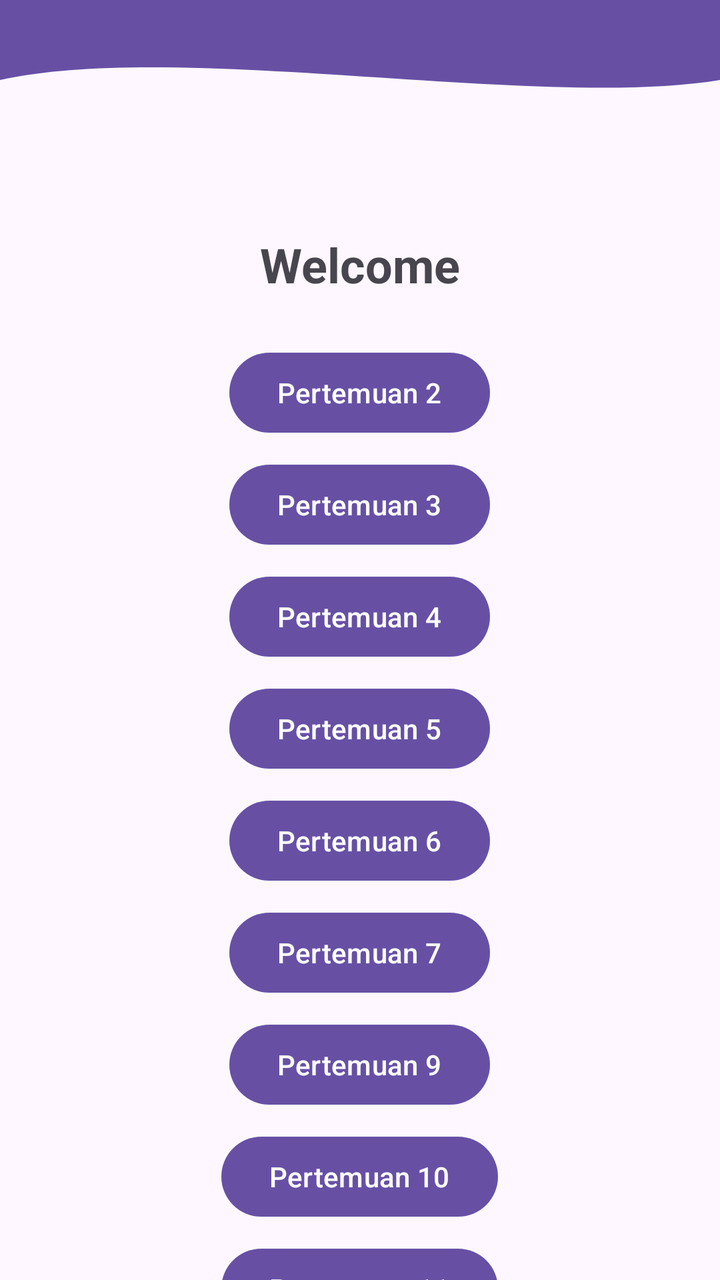
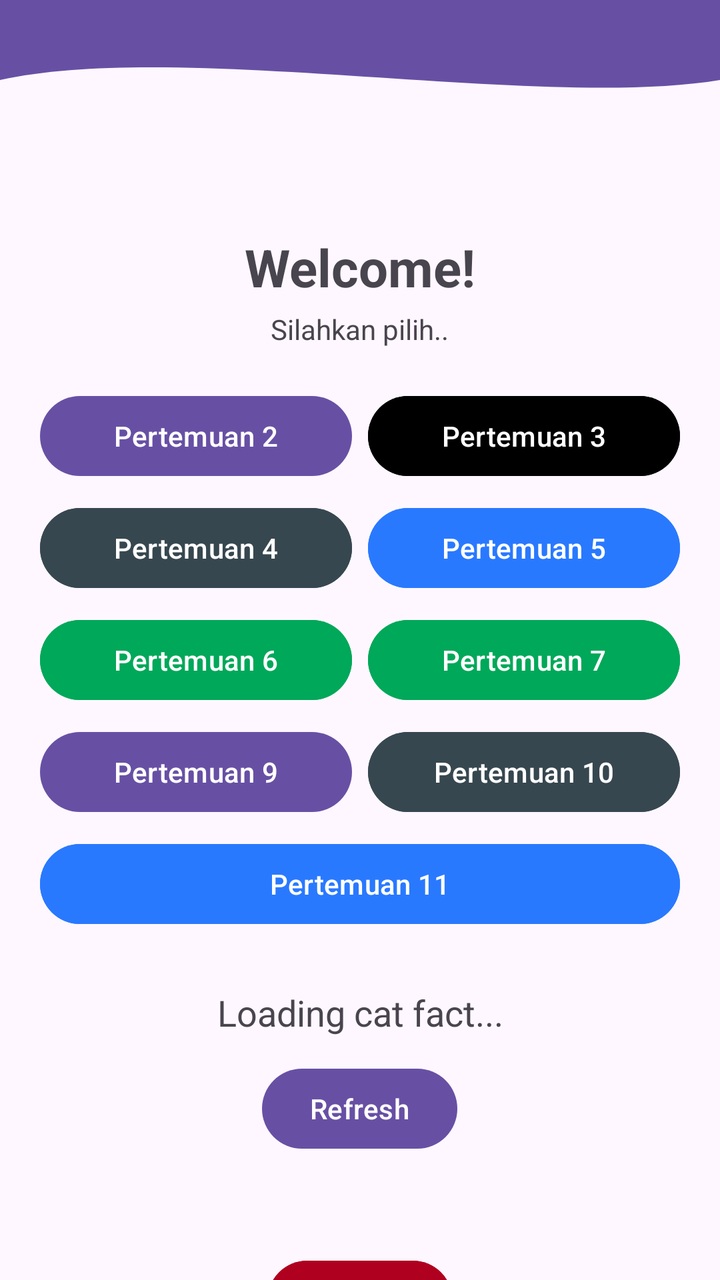

An Android layout rendered at two revisions. The XML below is the earlier revision; the diff shows what the commit changed to produce the second picture.
<!-- AndroidManifest.xml: application theme Theme.Rizky3TIB -->
<!-- res/layout/fragment_home.xml -->
<?xml version="1.0" encoding="utf-8"?>
<androidx.constraintlayout.widget.ConstraintLayout xmlns:android="http://schemas.android.com/apk/res/android"
    xmlns:app="http://schemas.android.com/apk/res-auto"
    xmlns:tools="http://schemas.android.com/tools"
    android:layout_width="match_parent"
    android:layout_height="match_parent"
    tools:context=".Home.FragmentHome"
    tools:ignore="HardcodedText">

    
    <View
        android:id="@+id/background_header"
        android:layout_width="0dp"
        android:layout_height="100dp"
        android:background="@drawable/bg_header_wave"
        app:layout_constraintEnd_toEndOf="parent"
        app:layout_constraintStart_toStartOf="parent"
        app:layout_constraintTop_toTopOf="parent" />

    
    <androidx.appcompat.widget.Toolbar
        android:id="@+id/toolbar"
        android:layout_width="0dp"
        android:layout_height="?attr/actionBarSize"
        android:background="@android:color/transparent"
        app:layout_constraintEnd_toEndOf="parent"
        app:layout_constraintStart_toStartOf="parent"
        app:layout_constraintTop_toTopOf="parent"
        app:titleTextColor="@android:color/white" />

    <TextView
        android:id="@+id/textView2"
        android:layout_width="wrap_content"
        android:layout_height="wrap_content"
        android:layout_marginTop="16dp"
        android:text="Welcome"
        android:textSize="24sp"
        android:textStyle="bold"
        app:layout_constraintEnd_toEndOf="parent"
        app:layout_constraintStart_toStartOf="parent"
        app:layout_constraintTop_toBottomOf="@+id/background_header" />

    <androidx.core.widget.NestedScrollView
        android:layout_width="0dp"
        android:layout_height="0dp"
        android:layout_marginTop="8dp"
        app:layout_constraintBottom_toBottomOf="parent"
        app:layout_constraintEnd_toEndOf="parent"
        app:layout_constraintStart_toStartOf="parent"
        app:layout_constraintTop_toBottomOf="@+id/textView2">

        
        <LinearLayout
            android:layout_width="match_parent"
            android:layout_height="wrap_content"
            android:gravity="center_horizontal"
            android:orientation="vertical"
            android:padding="16dp">

            <Button
                android:id="@+id/btnToSecond"
                android:layout_width="wrap_content"
                android:layout_height="wrap_content"
                android:text="Pertemuan 2" />

            <Button
                android:id="@+id/btnToThird"
                android:layout_width="wrap_content"
                android:layout_height="wrap_content"
                android:layout_marginTop="8dp"
                android:text="Pertemuan 3" />

            <Button
                android:id="@+id/btnToFourth"
                android:layout_width="wrap_content"
                android:layout_height="wrap_content"
                android:layout_marginTop="8dp"
                android:text="Pertemuan 4" />

            <Button
                android:id="@+id/btnToFifth"
                android:layout_width="wrap_content"
                android:layout_height="wrap_content"
                android:layout_marginTop="8dp"
                android:text="Pertemuan 5" />

            <Button
                android:id="@+id/btnToSixth"
                android:layout_width="wrap_content"
                android:layout_height="wrap_content"
                android:layout_marginTop="8dp"
                android:text="Pertemuan 6" />

            <Button
                android:id="@+id/btnToSeventh"
                android:layout_width="wrap_content"
                android:layout_height="wrap_content"
                android:layout_marginTop="8dp"
                android:text="Pertemuan 7" />

            <Button
                android:id="@+id/btnToNinth"
                android:layout_width="wrap_content"
                android:layout_height="wrap_content"
                android:layout_marginTop="8dp"
                android:text="Pertemuan 9" />

            <Button
                android:id="@+id/btnToTenth"
                android:layout_width="wrap_content"
                android:layout_height="wrap_content"
                android:layout_marginTop="8dp"
                android:text="Pertemuan 10" />

            <Button
                android:id="@+id/btnToEleven"
                android:layout_width="wrap_content"
                android:layout_height="wrap_content"
                android:layout_marginTop="8dp"
                android:text="Pertemuan 11" />

            <Button
                android:id="@+id/btnLogout"
                android:layout_width="wrap_content"
                android:layout_height="wrap_content"
                android:layout_marginTop="8dp"
                android:backgroundTint="@color/design_default_color_error"
                android:text="Logout" />

        </LinearLayout>
    </androidx.core.widget.NestedScrollView>

</androidx.constraintlayout.widget.ConstraintLayout>
<!-- resources referenced by this layout -->
<resources>
  <!-- drawable bg_header_wave (drawable) -->
  <?xml version="1.0" encoding="utf-8"?>
  <vector xmlns:android="http://schemas.android.com/apk/res/android"
      android:width="100dp"
      android:height="100dp"
      android:viewportWidth="100"
      android:viewportHeight="100">
  
      <path
          android:fillColor="?attr/colorPrimary"
          android:pathData="
              M0,0
              L100,0
              L100,40
              C 75,55
                25,20
                0,40
              Z" />
  </vector>
  <style name="Theme.Rizky3TIB" parent="Base.Theme.Rizky3TIB" />
  <style name="Base.Theme.Rizky3TIB" parent="Theme.Material3.DayNight.NoActionBar">
          
          
      </style>
</resources>

<!-- the commit's change to res/layout/fragment_home.xml (unified diff, before → after) -->
@@ -28,28 +28,14 @@
         app:layout_constraintTop_toTopOf="parent"
         app:titleTextColor="@android:color/white" />
 
-    <TextView
-        android:id="@+id/textView2"
-        android:layout_width="wrap_content"
-        android:layout_height="wrap_content"
-        android:layout_marginTop="16dp"
-        android:text="Welcome"
-        android:textSize="24sp"
-        android:textStyle="bold"
-        app:layout_constraintEnd_toEndOf="parent"
-        app:layout_constraintStart_toStartOf="parent"
-        app:layout_constraintTop_toBottomOf="@+id/background_header" />
-
     <androidx.core.widget.NestedScrollView
         android:layout_width="0dp"
         android:layout_height="0dp"
-        android:layout_marginTop="8dp"
         app:layout_constraintBottom_toBottomOf="parent"
         app:layout_constraintEnd_toEndOf="parent"
         app:layout_constraintStart_toStartOf="parent"
-        app:layout_constraintTop_toBottomOf="@+id/textView2">
+        app:layout_constraintTop_toBottomOf="@+id/background_header">
 
-        
         <LinearLayout
             android:layout_width="match_parent"
             android:layout_height="wrap_content"
@@ -57,73 +43,145 @@
             android:orientation="vertical"
             android:padding="16dp">
 
-            <Button
-                android:id="@+id/btnToSecond"
+            <TextView
+                android:id="@+id/textView2"
                 android:layout_width="wrap_content"
                 android:layout_height="wrap_content"
-                android:text="Pertemuan 2" />
+                android:text="Welcome!"
+                android:textSize="26sp"
+                android:textStyle="bold" />
+
+            <TextView
+                android:id="@+id/tvSubtitle"
+                android:layout_width="wrap_content"
+                android:layout_height="wrap_content"
+                android:layout_marginTop="4dp"
+                android:layout_marginBottom="16dp"
+                android:text="Silahkan pilih.."
+                android:textSize="14sp" />
+
+            
+            <GridLayout
+                android:id="@+id/grid_button"
+                android:layout_width="match_parent"
+                android:layout_height="wrap_content"
+                android:columnCount="2">
+
+                <Button
+                    android:id="@+id/btnToSecond"
+                    android:layout_width="0dp"
+                    android:layout_height="wrap_content"
+                    android:layout_columnWeight="1"
+                    android:layout_margin="4dp"
+                    android:text="Pertemuan 2" />
+
+                <Button
+                    android:id="@+id/btnToThird"
+                    android:layout_width="0dp"
+                    android:layout_height="wrap_content"
+                    android:layout_columnWeight="1"
+                    android:layout_margin="4dp"
+                    android:backgroundTint="#000000"
+                    android:text="Pertemuan 3" />
+
+                <Button
+                    android:id="@+id/btnToFourth"
+                    android:layout_width="0dp"
+                    android:layout_height="wrap_content"
+                    android:layout_columnWeight="1"
+                    android:layout_margin="4dp"
+                    android:backgroundTint="#37474F"
+                    android:text="Pertemuan 4" />
+
+                <Button
+                    android:id="@+id/btnToFifth"
+                    android:layout_width="0dp"
+                    android:layout_height="wrap_content"
+                    android:layout_columnWeight="1"
+                    android:layout_margin="4dp"
+                    android:backgroundTint="#2979FF"
+                    android:text="Pertemuan 5" />
+
+                <Button
+                    android:id="@+id/btnToSixth"
+                    android:layout_width="0dp"
+                    android:layout_height="wrap_content"
+                    android:layout_columnWeight="1"
+                    android:layout_margin="4dp"
+                    android:backgroundTint="#00A859"
+                    android:text="Pertemuan 6" />
+
+                <Button
+                    android:id="@+id/btnToSeventh"
+                    android:layout_width="0dp"
+                    android:layout_height="wrap_content"
+                    android:layout_columnWeight="1"
+                    android:layout_margin="4dp"
+                    android:backgroundTint="#00A859"
+                    android:text="Pertemuan 7" />
+
+                <Button
+                    android:id="@+id/btnToNinth"
+                    android:layout_width="0dp"
+                    android:layout_height="wrap_content"
+                    android:layout_columnWeight="1"
+                    android:layout_margin="4dp"
+                    android:text="Pertemuan 9" />
+
+                <Button
+                    android:id="@+id/btnToTenth"
+                    android:layout_width="0dp"
+                    android:layout_height="wrap_content"
+                    android:layout_columnWeight="1"
+                    android:layout_margin="4dp"
+                    android:backgroundTint="#37474F"
+                    android:text="Pertemuan 10" />
+
+                <Button
+                    android:id="@+id/btnToEleven"
+                    android:layout_width="0dp"
+                    android:layout_height="wrap_content"
+                    android:layout_columnSpan="2"
+                    android:layout_columnWeight="1"
+                    android:layout_margin="4dp"
+                    android:backgroundTint="#2979FF"
+                    android:text="Pertemuan 11" />
+
+            </GridLayout>
+
+            
+            <TextView
+                android:id="@+id/tvCatFact"
+                android:layout_width="match_parent"
+                android:layout_height="wrap_content"
+                android:layout_marginTop="24dp"
+                android:gravity="center"
+                android:text="Loading cat fact..."
+                android:textAlignment="center"
+                android:textSize="18sp" />
 
             <Button
-                android:id="@+id/btnToThird"
+                android:id="@+id/btnRefresh"
                 android:layout_width="wrap_content"
                 android:layout_height="wrap_content"
-                android:layout_marginTop="8dp"
-                android:text="Pertemuan 3" />
+                android:layout_marginTop="12dp"
+                android:layout_marginBottom="16dp"
+                android:text="Refresh" />
 
-            <Button
-                android:id="@+id/btnToFourth"
-                android:layout_width="wrap_content"
+            
+            <androidx.recyclerview.widget.RecyclerView
+                android:id="@+id/rvGallery"
+                android:layout_width="match_parent"
                 android:layout_height="wrap_content"
                 android:layout_marginTop="8dp"
-                android:text="Pertemuan 4" />
-
-            <Button
-                android:id="@+id/btnToFifth"
-                android:layout_width="wrap_content"
-                android:layout_height="wrap_content"
-                android:layout_marginTop="8dp"
-                android:text="Pertemuan 5" />
-
-            <Button
-                android:id="@+id/btnToSixth"
-                android:layout_width="wrap_content"
-                android:layout_height="wrap_content"
-                android:layout_marginTop="8dp"
-                android:text="Pertemuan 6" />
-
-            <Button
-                android:id="@+id/btnToSeventh"
-                android:layout_width="wrap_content"
-                android:layout_height="wrap_content"
-                android:layout_marginTop="8dp"
-                android:text="Pertemuan 7" />
-
-            <Button
-                android:id="@+id/btnToNinth"
-                android:layout_width="wrap_content"
-                android:layout_height="wrap_content"
-                android:layout_marginTop="8dp"
-                android:text="Pertemuan 9" />
-
-            <Button
-                android:id="@+id/btnToTenth"
-                android:layout_width="wrap_content"
-                android:layout_height="wrap_content"
-                android:layout_marginTop="8dp"
-                android:text="Pertemuan 10" />
-
-            <Button
-                android:id="@+id/btnToEleven"
-                android:layout_width="wrap_content"
-                android:layout_height="wrap_content"
-                android:layout_marginTop="8dp"
-                android:text="Pertemuan 11" />
+                android:nestedScrollingEnabled="false"
+                android:padding="4dp" />
 
             <Button
                 android:id="@+id/btnLogout"
                 android:layout_width="wrap_content"
                 android:layout_height="wrap_content"
-                android:layout_marginTop="8dp"
+                android:layout_marginTop="16dp"
                 android:backgroundTint="@color/design_default_color_error"
                 android:text="Logout" />
 
